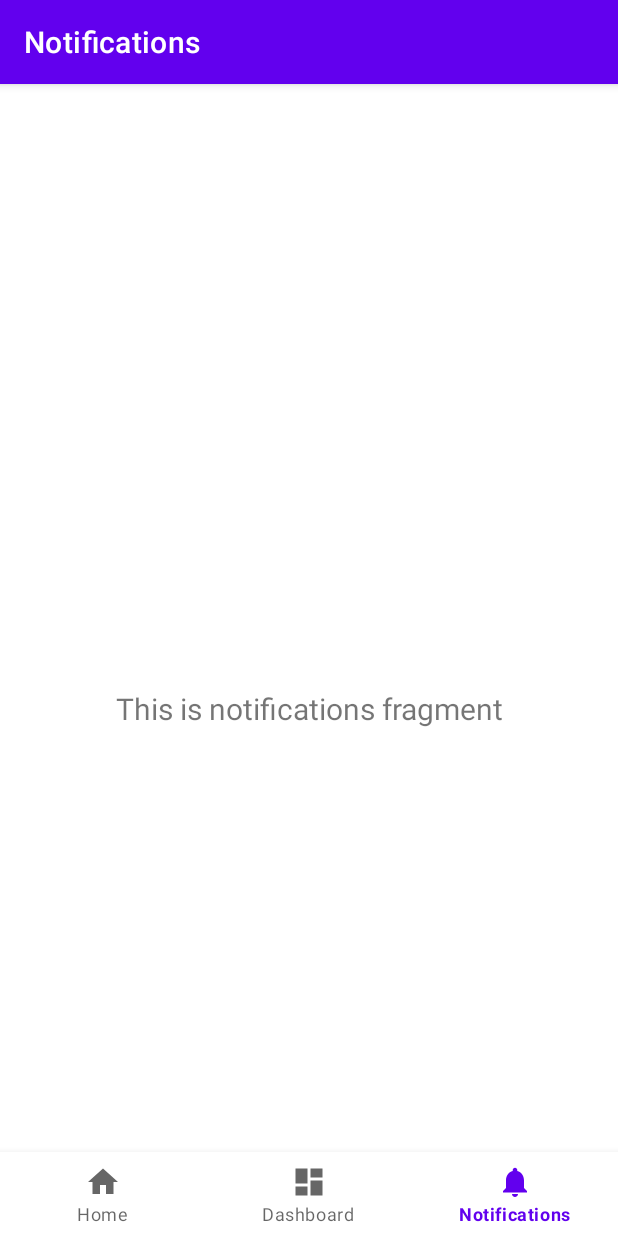
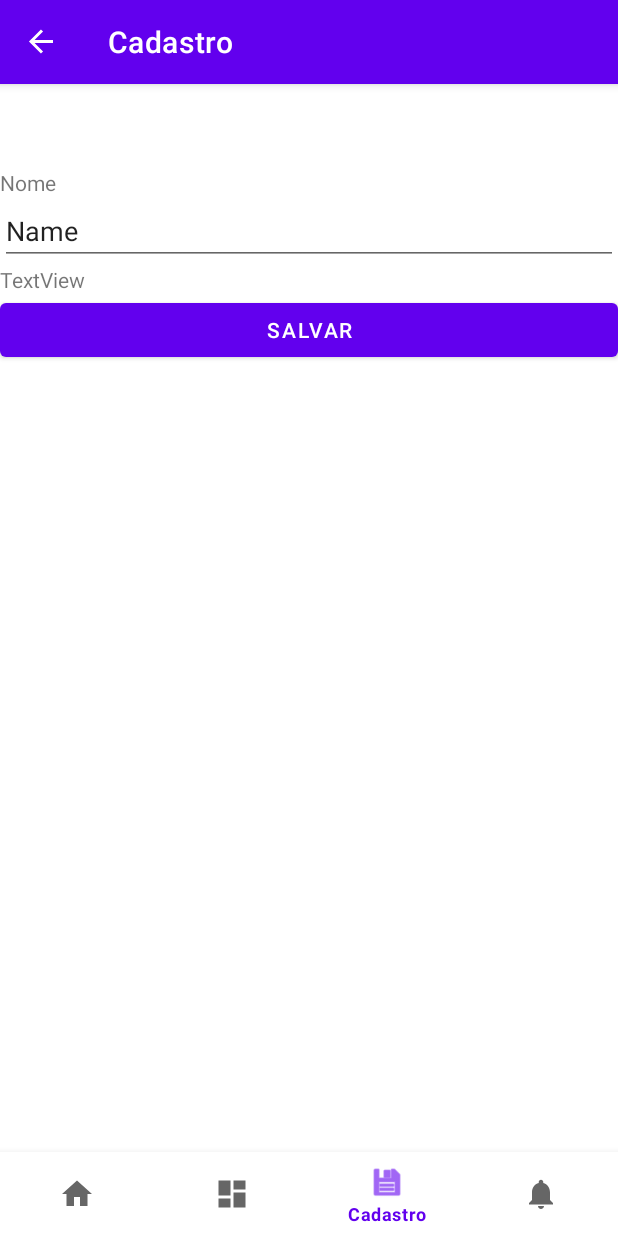
Before and after one commit to ciquelerogabriel/appVendasCarros, an Android app: the screen it shows after launch (MainActivity), item 3 of the bottom bar chosen, on a phone screen of 412 x 824 dp. Run offline under Robolectric (Android 15) with nearby library versions, the phone set to English and light mode, and no system bars; our stand-ins replace navigation-ui.

Commit message:
Tela de cadastro

```diff
--- /dev/null
+++ b/app/src/main/java/br/dev/ciquelerogabriel/mobile/vendascarros/cadVendasCarros.java
@@ -0,0 +1,64 @@
+package br.dev.ciquelerogabriel.mobile.vendascarros;
+
+import android.os.Bundle;
+
+import androidx.fragment.app.Fragment;
+
+import android.view.LayoutInflater;
+import android.view.View;
+import android.view.ViewGroup;
+
+/**
+ * A simple {@link Fragment} subclass.
+ * Use the {@link cadVendasCarros#newInstance} factory method to
+ * create an instance of this fragment.
+ */
+public class cadVendasCarros extends Fragment {
+
+    // TODO: Rename parameter arguments, choose names that match
+    // the fragment initialization parameters, e.g. ARG_ITEM_NUMBER
+    private static final String ARG_PARAM1 = "param1";
+    private static final String ARG_PARAM2 = "param2";
+
+    // TODO: Rename and change types of parameters
+    private String mParam1;
+    private String mParam2;
+
+    public cadVendasCarros() {
+        // Required empty public constructor
+    }
+
+    /**
+     * Use this factory method to create a new instance of
+     * this fragment using the provided parameters.
+     *
+     * @param param1 Parameter 1.
+     * @param param2 Parameter 2.
+     * @return A new instance of fragment cadVendasCarros.
+     */
+    // TODO: Rename and change types and number of parameters
+    public static cadVendasCarros newInstance(String param1, String param2) {
+        cadVendasCarros fragment = new cadVendasCarros();
+        Bundle args = new Bundle();
+        args.putString(ARG_PARAM1, param1);
+        args.putString(ARG_PARAM2, param2);
+        fragment.setArguments(args);
+        return fragment;
+    }
+
+    @Override
+    public void onCreate(Bundle savedInstanceState) {
+        super.onCreate(savedInstanceState);
+        if (getArguments() != null) {
+            mParam1 = getArguments().getString(ARG_PARAM1);
+            mParam2 = getArguments().getString(ARG_PARAM2);
+        }
+    }
+
+    @Override
+    public View onCreateView(LayoutInflater inflater, ViewGroup container,
+                             Bundle savedInstanceState) {
+        // Inflate the layout for this fragment
+        return inflater.inflate(R.layout.fragment_cad_vendas_carros, container, false);
+    }
+}
--- /dev/null
+++ b/app/src/main/res/layout/fragment_cad_vendas_carros.xml
@@ -0,0 +1,44 @@
+<?xml version="1.0" encoding="utf-8"?>
+<FrameLayout xmlns:android="http://schemas.android.com/apk/res/android"
+    xmlns:tools="http://schemas.android.com/tools"
+    android:layout_width="match_parent"
+    android:layout_height="match_parent"
+    tools:context=".cadVendasCarros">
+
+    <ScrollView
+        android:layout_width="match_parent"
+        android:layout_height="match_parent">
+
+        <LinearLayout
+            android:layout_width="match_parent"
+            android:layout_height="wrap_content"
+            android:orientation="vertical" >
+
+            <TextView
+                android:id="@+id/textView"
+                android:layout_width="match_parent"
+                android:layout_height="wrap_content"
+                android:text="Nome" />
+
+            <EditText
+                android:id="@+id/editTextTextPersonName"
+                android:layout_width="match_parent"
+                android:layout_height="wrap_content"
+                android:ems="10"
+                android:inputType="textPersonName"
+                android:text="Name" />
+
+            <TextView
+                android:id="@+id/textView2"
+                android:layout_width="match_parent"
+                android:layout_height="wrap_content"
+                android:text="TextView" />
+
+            <Button
+                android:id="@+id/button"
+                android:layout_width="match_parent"
+                android:layout_height="wrap_content"
+                android:text="SALVAR" />
+        </LinearLayout>
+    </ScrollView>
+</FrameLayout>
--- a/app/src/main/res/menu/bottom_nav_menu.xml
+++ b/app/src/main/res/menu/bottom_nav_menu.xml
@@ -11,6 +11,11 @@
         android:icon="@drawable/ic_dashboard_black_24dp"
         android:title="@string/title_dashboard" />
 
+   <item
+        android:id="@+id/navigation_cad_venda_carro"
+        android:icon="@android:drawable/ic_menu_save"
+        android:title="@string/title_cad_venda_carro" />
+
     <item
         android:id="@+id/navigation_notifications"
         android:icon="@drawable/ic_notifications_black_24dp"
--- a/app/src/main/res/navigation/mobile_navigation.xml
+++ b/app/src/main/res/navigation/mobile_navigation.xml
@@ -22,4 +22,9 @@
         android:name="br.dev.ciquelerogabriel.mobile.vendascarros.ui.notifications.NotificationsFragment"
         android:label="@string/title_notifications"
         tools:layout="@layout/fragment_notifications" />
+    <fragment
+        android:id="@+id/navigation_cad_venda_carro"
+        android:name="br.dev.ciquelerogabriel.mobile.vendascarros.cadVendasCarros"
+        android:label="@string/title_cad_venda_carro"
+        tools:layout="@layout/fragment_cad_vendas_carros" />
 </navigation>
--- a/app/src/main/res/values/strings.xml
+++ b/app/src/main/res/values/strings.xml
@@ -3,4 +3,7 @@
     <string name="title_home">Home</string>
     <string name="title_dashboard">Dashboard</string>
     <string name="title_notifications">Notifications</string>
+    <!-- TODO: Remove or change this placeholder text -->
+    <string name="hello_blank_fragment">Hello blank fragment</string>
+    <string name="title_cad_venda_carro">Cadastro</string>
 </resources>
```
